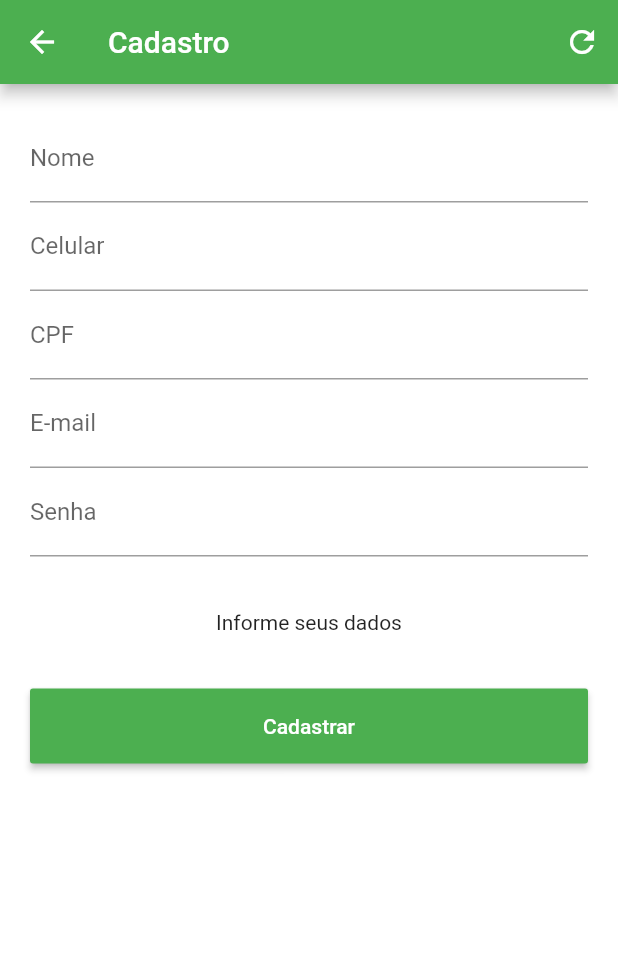
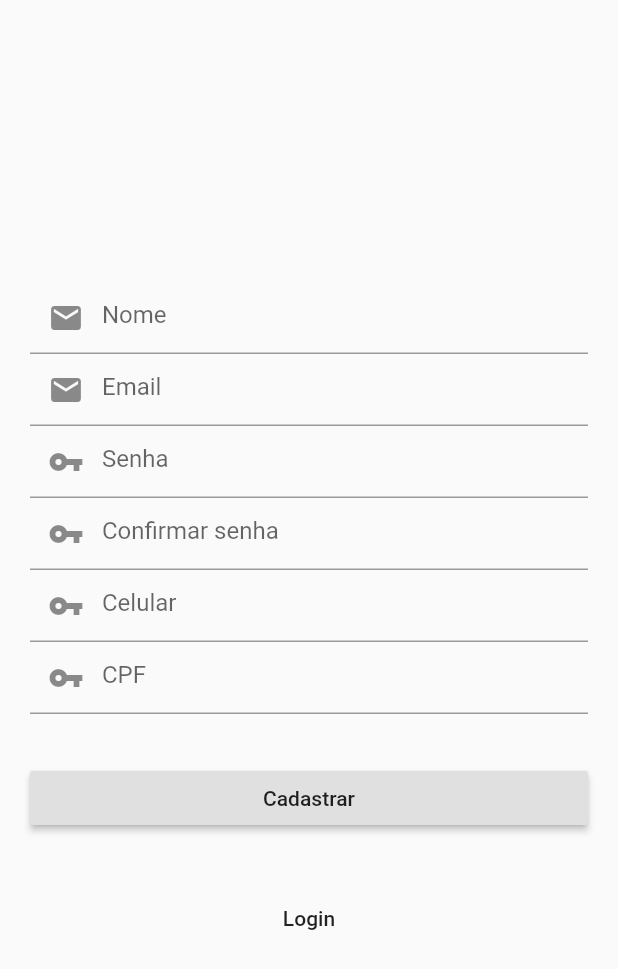
Before and after one commit to alineargentin/projeto_teste, a Flutter app: the Cadastro screen opened directly, on a phone screen of 412 x 824 dp. Shown: the top 969 px of the screen. Run offline on Flutter 3.47's test engine with Material 2 defaults, Android fonts, the phone set to English and light mode, and no system bars; our stand-ins replace cloud_firestore, contacts_service, firebase_auth, permission_handler, splashscreen; accounts and stored records are empty.

Commit message:
Cadastro feito

```diff
--- a/lib/main.dart
+++ b/lib/main.dart
@@ -1,11 +1,18 @@
 import 'package:flutter/material.dart';
+import 'package:projeto_teste/views/cadastro.dart';
 import 'package:projeto_teste/views/login.dart';
 import 'package:flutter/cupertino.dart';
 import 'package:splashscreen/splashscreen.dart';
 
 void main() => runApp(MaterialApp(
+
+      debugShowCheckedModeBanner: false,
+       initialRoute: '/',
+      routes: <String, WidgetBuilder>{
+Cadastro.routeName:(context) => new Cadastro(),
+Login.routeName:(context) => new Login(),
+      },
       home: MyHomePage(),
-      debugShowCheckedModeBanner: false,
     ));
 
 
--- a/lib/models/user.dart
+++ b/lib/models/user.dart
@@ -5,12 +5,16 @@ class User {
   String userId;
   String name;
   String email;
+  String phone;
+  String cpf;
   String profilePictureUrl;
 
   User({
     this.userId,
     this.name,
     this.email,
+    this.phone,
+    this.cpf,
     this.profilePictureUrl,
   });
 
@@ -29,6 +33,8 @@ class User {
         profilePictureUrl: json["profilePictureURL"] == null
             ? null
             : json["profilePictureURL"],
+        phone: json["phone"] == null ? null : json["phone"],
+        cpf: json["cpf"] == null ? null : json["cpf"],
       );
 
   Map<String, dynamic> toMap() => {
@@ -37,5 +43,7 @@ class User {
         "email": email == null ? null : email,
         "profilePictureURL":
             profilePictureUrl == null ? null : profilePictureUrl,
+        "phone" : phone == null ? null : phone,
+         "cpf" : cpf == null ? null :cpf,
       };
 }
--- a/lib/views/cadastro.dart
+++ b/lib/views/cadastro.dart
@@ -1,6 +1,7 @@
 import 'package:flutter/material.dart';
 import 'package:projeto_teste/services/auth.dart';
 import 'package:projeto_teste/models/user.dart';
+import 'package:projeto_teste/views/login.dart';
 
 class Cadastro extends StatefulWidget {
   static const String routeName = '/cadastro';
@@ -14,136 +15,129 @@ class _CadastroState extends State<Cadastro> {
   final _emailController = new TextEditingController();
   final _passwordController = new TextEditingController();
   final _confirmPasswordController = new TextEditingController();
-  GlobalKey<FormState> _formKey = GlobalKey<FormState>();
-
-  String _result;
-
-  @override
-  void initState() {
-    super.initState();
-    resetFields();
-  }
-
-// INFORME OS DADOS - TEXTO
-  void resetFields() {
-    _emailController.text = '';
-    _passwordController.text = '';
-    setState(() {
-      _result = 'Informe seus dados';
-    });
-  }
-
-  void doLogin() {
-    String email = _emailController.text;
-    String password = _passwordController.text;
-
-    setState(() {
-      //TO DO não mudar o state, fazer o login no firebase
-      _result = "Cadastro: " + email + "\nSenha: " + password;
-    });
-  }
+  final _phoneController = new TextEditingController();
+  final _cpfController = new TextEditingController();
 
   @override
   Widget build(BuildContext context) {
     return Scaffold(
-        appBar: AppBar(
-          //TITULO DO PROJETO
-          title: Text('Cadastro'),
-          //COR DO PROJETO
-          backgroundColor: Colors.green,
-          //ICONE PARA VOLTAR
-          actions: <Widget>[
-            IconButton(
-              icon: Icon(Icons.refresh),
-              onPressed: () {
-                resetFields();
-              },
-            )
-          ],
-        ),
-        backgroundColor: Colors.white,
-        body: SingleChildScrollView(
+      body: Center(
+        child: SingleChildScrollView(
           padding: EdgeInsets.all(20.0),
-            child: Form(
-                key: _formKey,
           child: Column(
             crossAxisAlignment: CrossAxisAlignment.stretch,
             children: <Widget>[
-                    /*TextFormField(
+              _showNameTextField(),
+              _showEmailTextField(),
+              _showPasswordTextField(),
+              _showConfirmPasswordTextField(),
+              _showPhoneTextField(),
+              _showCPFTextField(),
+              _showSignUpButton(),
+              _showSignInButton(),
+            ],
+          ),
+        ),
+      ),
+    );
+  }
+
+Widget _showNameTextField() {
+    return TextField(
+      controller: _nameController,
       keyboardType: TextInputType.text,
-                      decoration: InputDecoration(labelText: 'Nº do Cartão'),
-                      controller: _loginController,
-                      validator: (text) {
-                        return text.isEmpty
-                            ? "Adicione o número do cartão"
-                            : null;
-                      },
-                    ),*/
-                    TextFormField(
+      decoration: InputDecoration(
+        hintText: 'Nome',
+        prefixIcon: Icon(Icons.email),
+      ),
+    );
+  }
+
+  Widget _showEmailTextField() {
+    return TextField(
+      controller: _emailController,
+      keyboardType: TextInputType.emailAddress,
+      decoration: InputDecoration(
+        hintText: 'Email',
+        prefixIcon: Icon(Icons.email),
+      ),
+    );
+  }
+
+  Widget _showPasswordTextField() {
+    return TextField(
+      controller: _passwordController,
       keyboardType: TextInputType.text,
       obscureText: true,
-                      decoration: InputDecoration(labelText: 'Nome'),
-                      controller: _passwordController,
-                      validator: (text) {
-                        return text.isEmpty ? "Insira seu nome!" : null;
-                      },
+      decoration: InputDecoration(
+        hintText: 'Senha',
+        prefixIcon: Icon(Icons.vpn_key),
       ),
-                    TextFormField(
+    );
+  }
+
+   Widget _showConfirmPasswordTextField() {
+    return TextField(
+      controller: _confirmPasswordController,
       keyboardType: TextInputType.text,
       obscureText: true,
-                        decoration: InputDecoration(labelText: 'Celular'),
-                        controller: _passwordController,
-                        validator: (text) {
-                          return text.isEmpty ? "Insira seu Celular" : null;
-                        }),
-                    TextFormField(
+      decoration: InputDecoration(
+        hintText: 'Confirmar senha',
+        prefixIcon: Icon(Icons.vpn_key),
+      ),
+    );
+  }
+
+Widget _showPhoneTextField() {
+    return TextField(
+      controller: _phoneController,
       keyboardType: TextInputType.number,
       obscureText: true,
-                        decoration: InputDecoration(labelText: 'CPF'),
-                        controller: _passwordController,
-                        validator: (text) {
-                          return text.isEmpty ? "Insira seu CPF" : null;
-                        }),
-                         TextFormField(
-                      keyboardType: TextInputType.emailAddress,
-                      obscureText: true,
-                      decoration: InputDecoration(labelText: 'E-mail'),
-                      controller: _passwordController,
-                      validator: (text) {
-                        return text.isEmpty ? "Insira seu e-mail!" : null;
-                      }),
-                       TextFormField(
-                      keyboardType: TextInputType.text,
-                      obscureText: true,
-                      decoration: InputDecoration(labelText: 'Senha'),
-                      controller: _passwordController,
-                      validator: (text) {
-                        return text.isEmpty ? "Insira sua senha!" : null;
-                      }),
-                    Padding(
-                      padding: EdgeInsets.only(top: 36.0),
-                      child: Text(
-                        _result,
-                        textAlign: TextAlign.center,
+      decoration: InputDecoration(
+        hintText: 'Celular',
+        prefixIcon: Icon(Icons.vpn_key),
       ),
-                    ),
-                    Padding(
-                        padding: EdgeInsets.symmetric(vertical: 36.0),
-                        child: Container(
-                            height: 50,
-                            //botao do login
-                            child: RaisedButton(
-                              color: Colors.green,
-                              onPressed: () {
-                                if (_formKey.currentState.validate()) {
-                                  doLogin();
-                                }
-                              },
-                              child: Text('Cadastrar',
-                                  style: TextStyle(color: Colors.white)),
-                            ))),
-                  ],
-                ))));
+    );
   }
 
+Widget _showCPFTextField() {
+    return TextField(
+      controller: _cpfController,
+      keyboardType: TextInputType.number,
+      obscureText: true,
+      decoration: InputDecoration(
+        hintText: 'CPF',
+        prefixIcon: Icon(Icons.vpn_key),
+      ),
+    );
   }
+
+Future _signUp() async {
+    final email = _emailController.text;
+    final password = _passwordController.text;
+    await Auth.signUp(email, password).then(_onResultSignUpSuccess);
+  }
+  void _onResultSignUpSuccess(String userId) {
+    final email = _emailController.text;
+    final name = _nameController.text;
+    final user = User(userId: userId, name: name, email: email);
+    Auth.addUser(user);
+  }
+
+  Widget _showSignUpButton() {
+    return Padding(
+      padding: const EdgeInsets.symmetric(vertical: 32.0),
+      child: RaisedButton(child: Text('Cadastrar'), onPressed: _signUp),
+    );
+  }
+
+  void _signIn() {
+    Navigator.of(context).pushReplacementNamed(Login.routeName);
+  }
+
+  Widget _showSignInButton() {
+    return FlatButton(child: Text('Login'), onPressed: _signIn);
+  }
+
+
+}
--- a/lib/views/login.dart
+++ b/lib/views/login.dart
@@ -1,8 +1,6 @@
 import 'package:flutter/material.dart';
 import 'package:projeto_teste/views/cadastro.dart';
 import 'package:projeto_teste/views/menu.dart';
-import 'package:firebase_auth/firebase_auth.dart';
-
 
 class Login extends StatefulWidget {
 static const String routeName = '/login';
```
Lines whose indentation alone changed are shown as unchanged.
